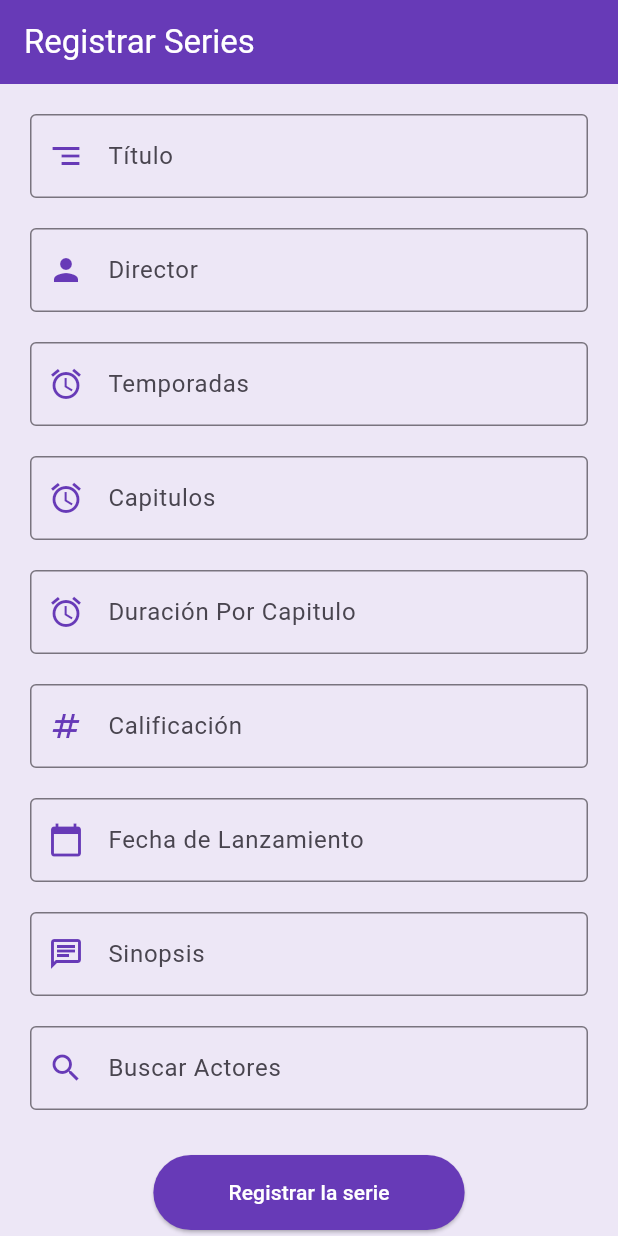
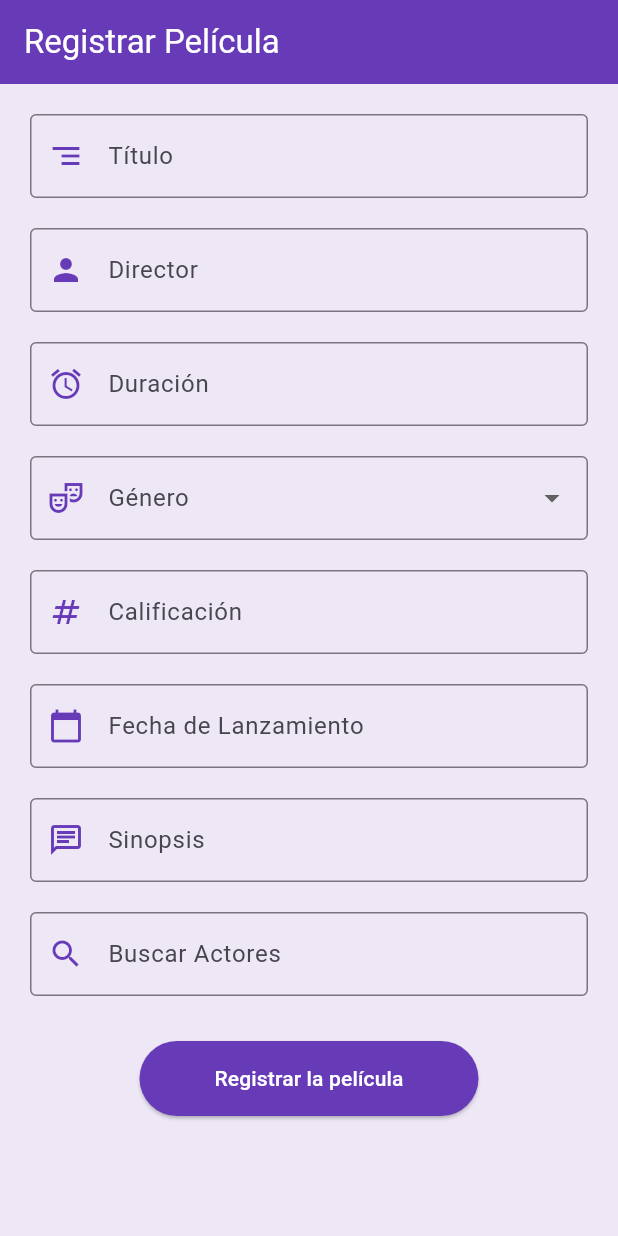
Before and after one commit to Axus-Tzion/WatchScore-Front, a Flutter app: the screen it shows after launch, on a phone screen of 412 x 824 dp. Run offline on Flutter 3.47's test engine with Material 3 defaults, Android fonts, the phone set to English and light mode, and no system bars; network calls fail.

Commit message:
Revert "merge feature(frontend) : Formulario de registro series OK"

```diff
--- a/lib/main.dart
+++ b/lib/main.dart
@@ -1,7 +1,6 @@
 import 'package:flutter/material.dart';
 import 'package:watchscorefront/screens/login_screen.dart';
 import 'package:watchscorefront/screens/moviesRegister_screen.dart';
-import 'package:watchscorefront/screens/seriesRegister_screen.dart';
 
 void main() {
   runApp(const MainApp());
@@ -19,7 +18,7 @@ class MainApp extends StatelessWidget {
         primarySwatch: Colors.deepPurple,
         scaffoldBackgroundColor: Colors.deepPurple[50],
       ),
-      home: SeriesRegister(),
+      home: MoviesRegister(),
     );
   }
 }
--- a/lib/screens/seriesRegister_screen.dart
+++ /dev/null
@@ -1,321 +0,0 @@
-import 'package:flutter/material.dart';
-import 'package:http/http.dart' as http;
-import 'package:intl/intl.dart';
-import 'dart:convert';
-
-class SeriesRegister extends StatefulWidget {
-  const SeriesRegister({super.key});
-
-  @override
-  State<SeriesRegister> createState() => _SeriesRegisterState();
-}
-
-class _SeriesRegisterState extends State<SeriesRegister> {
-  final TextEditingController _tituloController = TextEditingController();
-  final TextEditingController _directorController = TextEditingController();
-  final TextEditingController _lanzamientoController = TextEditingController();
-  final TextEditingController _temporadasController = TextEditingController();
-  final TextEditingController _capitulosController = TextEditingController();
-  final TextEditingController _sipnosisController = TextEditingController();
-  final TextEditingController _calificacionController = TextEditingController();
-  final TextEditingController _duracionController = TextEditingController();
-  final TextEditingController _actorInputController = TextEditingController();
-
-  bool _isLoading = false;
-  List<String> _actores = [];
-  List<String> _sugerencias = [];
-
-  // crea el calendario
-  Future<void> _selectDate(BuildContext context) async {
-    final DateTime? picked = await showDatePicker(
-      context: context,
-      initialDate: DateTime.now(),
-      firstDate: DateTime(1900),
-      lastDate: DateTime.now(),
-    );
-    if (picked != null) {
-      setState(() {
-        _lanzamientoController.text = DateFormat('yyyy-MM-dd').format(picked);
-      });
-    }
-  }
-
-  // consume el api de los actores
-  Future<void> _cargarActores() async {
-    try {
-      final response = await http.get(
-        Uri.parse('http://127.0.0.1:8860/actores/'),
-      );
-      if (response.statusCode == 200) {
-        final List<dynamic> data = jsonDecode(response.body);
-        setState(() {
-          _sugerencias =
-              data.map((actor) => actor['nombre'].toString()).toList();
-        });
-      }
-    } catch (e) {
-      ScaffoldMessenger.of(context).showSnackBar(
-        SnackBar(content: Text('Error de conexión: ${e.toString()}')),
-      );
-    }
-  }
-
-  // valida que los campos no esten vacios
-  Future<void> _seriesRegister(BuildContext) async {
-    if (_tituloController.text.isEmpty ||
-        _directorController.text.isEmpty ||
-        _lanzamientoController.text.isEmpty ||
-        _temporadasController.text.isEmpty ||
-        _capitulosController.text.isEmpty ||
-        _sipnosisController.text.isEmpty ||
-        _duracionController.text.isEmpty ||
-        _actores.isEmpty ||
-        _calificacionController.text.isEmpty) {
-      ScaffoldMessenger.of(context).showSnackBar(
-        const SnackBar(content: Text('Por favor complete todos los campos')),
-      );
-      return;
-    }
-
-    setState(() {
-      _isLoading = true;
-    });
-
-    // consume la api del registro de series
-    try {
-      final response = await http.post(
-        Uri.parse('http://127.0.0.1:8860/series/'),
-        headers: {'Content-Type': 'application/json'},
-        body: jsonEncode({
-          'titulo': _tituloController.text,
-          'director': _directorController.text,
-          'lanzamiento': _lanzamientoController.text,
-          'temporadas': _temporadasController.text,
-          'capitulos': _capitulosController.text,
-          'duracion': _duracionController.text,
-          'sipnosis': _sipnosisController.text,
-          'calificacion': _calificacionController.text,
-          'actores': _actores,
-        }),
-      );
-
-      if (response.statusCode == 200) {
-        ScaffoldMessenger.of(context).showSnackBar(
-          const SnackBar(content: Text('Registro de serie exitoso')),
-        );
-        Navigator.pushReplacement(
-          context,
-          MaterialPageRoute(builder: (_) => const SeriesRegister()),
-        );
-      } else {
-        ScaffoldMessenger.of(context).showSnackBar(
-          SnackBar(content: Text('Error en registro: ${response.body}')),
-        );
-      }
-    } catch (e) {
-      ScaffoldMessenger.of(context).showSnackBar(
-        SnackBar(content: Text('Error de conexión: ${e.toString()}')),
-      );
-    } finally {
-      if (mounted) {
-        setState(() {
-          _isLoading = false;
-        });
-      }
-    }
-  }
-
-  @override
-  void initState() {
-    super.initState();
-    _cargarActores();
-  }
-
-  @override
-  Widget build(BuildContext context) {
-    return Scaffold(
-      backgroundColor: Colors.deepPurple[50],
-      appBar: AppBar(
-        title: const Text(
-          'Registrar Series',
-          style: TextStyle(color: Colors.white),
-        ),
-        backgroundColor: Colors.deepPurple,
-      ),
-      body: SingleChildScrollView(
-        padding: const EdgeInsets.all(20.0),
-        child: Column(
-          children: [
-            TextField(
-              controller: _tituloController,
-              decoration: const InputDecoration(
-                labelText: 'Título',
-                prefixIcon: Icon(Icons.segment, color: Colors.deepPurple),
-                border: OutlineInputBorder(),
-              ),
-            ),
-            const SizedBox(height: 20),
-
-            TextField(
-              controller: _directorController,
-              decoration: const InputDecoration(
-                labelText: 'Director',
-                prefixIcon: Icon(Icons.person, color: Colors.deepPurple),
-                border: OutlineInputBorder(),
-              ),
-            ),
-            const SizedBox(height: 20),
-
-            TextField(
-              controller: _temporadasController,
-              decoration: const InputDecoration(
-                labelText: 'Temporadas',
-                prefixIcon: Icon(
-                  Icons.access_alarms_outlined,
-                  color: Colors.deepPurple,
-                ),
-                border: OutlineInputBorder(),
-              ),
-            ),
-            const SizedBox(height: 20),
-
-            TextField(
-              controller: _capitulosController,
-              decoration: const InputDecoration(
-                labelText: 'Capitulos',
-                prefixIcon: Icon(
-                  Icons.access_alarms_outlined,
-                  color: Colors.deepPurple,
-                ),
-                border: OutlineInputBorder(),
-              ),
-            ),
-            const SizedBox(height: 20),
-
-            TextField(
-              controller: _duracionController,
-              decoration: const InputDecoration(
-                labelText: 'Duración Por Capitulo',
-                prefixIcon: Icon(
-                  Icons.access_alarms_outlined,
-                  color: Colors.deepPurple,
-                ),
-                border: OutlineInputBorder(),
-              ),
-            ),
-            const SizedBox(height: 20),
-
-            TextField(
-              controller: _calificacionController,
-              decoration: const InputDecoration(
-                labelText: 'Calificación',
-                prefixIcon: Icon(Icons.numbers, color: Colors.deepPurple),
-                border: OutlineInputBorder(),
-              ),
-            ),
-            const SizedBox(height: 20),
-
-            TextField(
-              controller: _lanzamientoController,
-              decoration: const InputDecoration(
-                labelText: 'Fecha de Lanzamiento',
-                prefixIcon: Icon(
-                  Icons.calendar_today,
-                  color: Colors.deepPurple,
-                ),
-                border: OutlineInputBorder(),
-              ),
-              onTap: () => _selectDate(context),
-              readOnly: true,
-            ),
-            const SizedBox(height: 20),
-
-            TextField(
-              controller: _sipnosisController,
-              decoration: const InputDecoration(
-                labelText: 'Sinopsis',
-                prefixIcon: Icon(Icons.chat_outlined, color: Colors.deepPurple),
-                border: OutlineInputBorder(),
-              ),
-            ),
-            const SizedBox(height: 20),
-
-            Autocomplete<String>(
-              optionsBuilder: (TextEditingValue textEditingValue) {
-                if (textEditingValue.text == '') {
-                  return const Iterable<String>.empty();
-                }
-                return _sugerencias.where((String option) {
-                  return option.toLowerCase().contains(
-                    textEditingValue.text.toLowerCase(),
-                  );
-                });
-              },
-              onSelected: (String selection) {
-                if (!_actores.contains(selection)) {
-                  setState(() {
-                    _actores.add(selection);
-                    _actorInputController.clear();
-                  });
-                }
-              },
-              fieldViewBuilder: (
-                context,
-                controller,
-                focusNode,
-                onFieldSubmitted,
-              ) {
-                _actorInputController.text = controller.text;
-                return TextField(
-                  controller: controller,
-                  focusNode: focusNode,
-                  decoration: const InputDecoration(
-                    labelText: 'Buscar Actores',
-                    prefixIcon: Icon(Icons.search, color: Colors.deepPurple),
-                    border: OutlineInputBorder(),
-                  ),
-                );
-              },
-            ),
-            const SizedBox(height: 10),
-
-            Wrap(
-              spacing: 8,
-              children:
-                  _actores.map((actor) {
-                    return Chip(
-                      label: Text(actor),
-                      deleteIcon: const Icon(Icons.close),
-                      onDeleted: () {
-                        setState(() {
-                          _actores.remove(actor);
-                        });
-                      },
-                    );
-                  }).toList(),
-            ),
-            const SizedBox(height: 20),
-
-            ElevatedButton(
-              onPressed: _isLoading ? null : () => _seriesRegister(context),
-              style: ElevatedButton.styleFrom(
-                backgroundColor: Colors.deepPurple,
-                padding: const EdgeInsets.symmetric(
-                  horizontal: 50,
-                  vertical: 15,
-                ),
-              ),
-              child:
-                  _isLoading
-                      ? const CircularProgressIndicator(color: Colors.white)
-                      : const Text(
-                        'Registrar la serie',
-                        style: TextStyle(color: Colors.white),
-                      ),
-            ),
-          ],
-        ),
-      ),
-    );
-  }
-}
```
